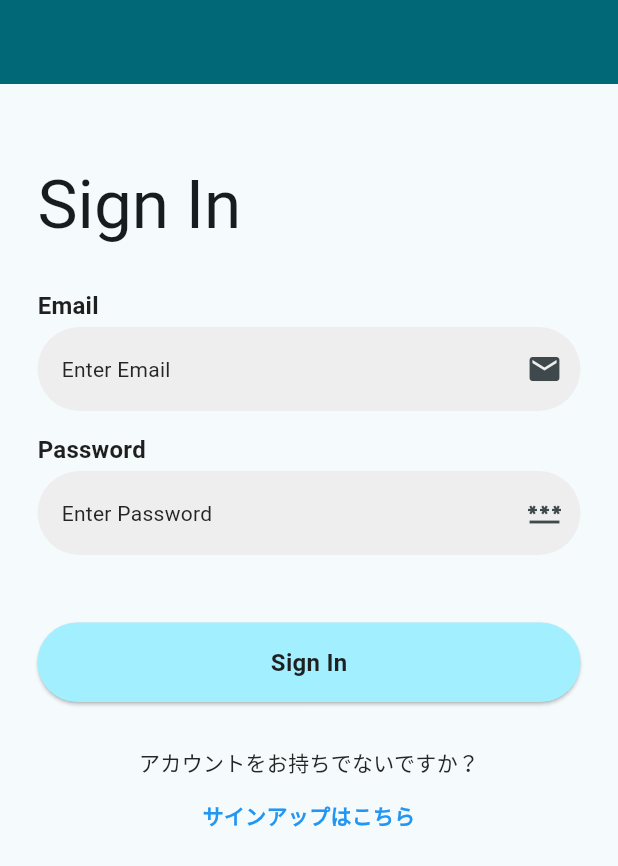
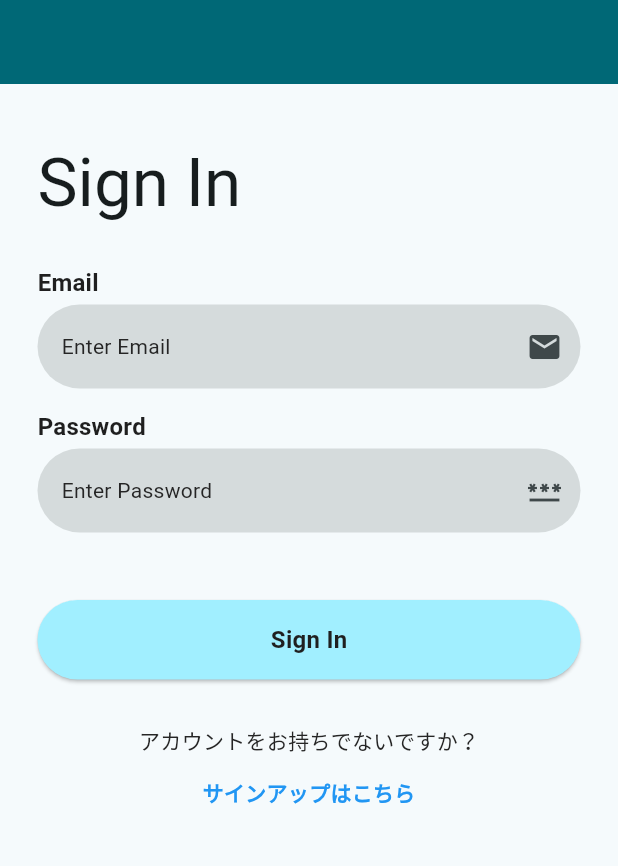
Before and after one commit to HamadaStudy/ez_vocab, a Flutter app: the screen it shows after launch, after a tap on "Sign In", after a tap on "サインアップはこちら", after a tap on "サインインはこちら", on a phone screen of 412 x 824 dp. Shown: the top 866 px of the screen. Run offline on Flutter 3.47's test engine with Material 3 defaults, Android fonts, the light colour scheme and no system bars; our stand-ins replace flutter_riverpod, go_router; Roboto replaces fonts that are missing (WorkSans).

Commit message:
view modelとの連携(デモ) #1

```diff
--- a/lib/features/auth/views/screens/sign_in_screen.dart
+++ b/lib/features/auth/views/screens/sign_in_screen.dart
@@ -1,16 +1,18 @@
 import 'package:ez_vocab/commons.dart';
+import 'package:ez_vocab/features/auth/view_models/sign_in_view_model.dart';
+import 'package:flutter_riverpod/flutter_riverpod.dart';
 import 'package:go_router/go_router.dart';
 import '../widgets/auth_custom_text_field.dart';
 import '../widgets/auth_custom_button.dart';
 
-class SignInScreen extends StatefulWidget {
+class SignInScreen extends ConsumerStatefulWidget {
   const SignInScreen({super.key});
 
   @override
-  State<SignInScreen> createState() => _SignInScreenState();
+  ConsumerState<SignInScreen> createState() => _SignInScreenState();
 }
 
-class _SignInScreenState extends State<SignInScreen> {
+class _SignInScreenState extends ConsumerState<SignInScreen> {
   final TextEditingController _emailController = TextEditingController();
   final TextEditingController _passwordController = TextEditingController();
   final TextEditingController _usernameController = TextEditingController();
@@ -37,19 +39,26 @@ class _SignInScreenState extends State<SignInScreen> {
 
   @override
   Widget build(BuildContext context) {
+    final state = ref.watch(signInViewModelProvider);
+    final viewModel = ref.watch(signInViewModelProvider.notifier);
+
     return Scaffold(
-      backgroundColor: Theme.of(context).colorScheme.surface,
-      appBar: AppBar(backgroundColor: Theme.of(context).colorScheme.primary),
-      body: Padding(
+      appBar: AppBar(),
+      body: state.when(
+        data: (_) {
+          return Padding(
             padding: kPadd25,
             child: Form(
               key: _formKey,
               child: Column(
                 crossAxisAlignment: CrossAxisAlignment.start,
                 children: <Widget>[
-              kGap30,
+                  kGap15,
 
-              Text('Sign In', style: Theme.of(context).textTheme.displayMedium),
+                  Text(
+                    'Sign In',
+                    style: Theme.of(context).textTheme.displayMedium,
+                  ),
                   kGap30,
 
                   // メールアドレス入力フォーム
@@ -65,7 +74,10 @@ class _SignInScreenState extends State<SignInScreen> {
                   kGap15,
 
                   // パスワード入力フォーム
-              Text('Password', style: Theme.of(context).textTheme.titleLarge),
+                  Text(
+                    'Password',
+                    style: Theme.of(context).textTheme.titleLarge,
+                  ),
                   kGap5,
                   AuthCustomTextField(
                     controller: _passwordController,
@@ -84,6 +96,7 @@ class _SignInScreenState extends State<SignInScreen> {
                         ScaffoldMessenger.of(context).showSnackBar(
                           const SnackBar(content: Text('Processing Data')),
                         );
+                        viewModel.signIn();
                       }
                     },
                   ),
@@ -93,6 +106,10 @@ class _SignInScreenState extends State<SignInScreen> {
                 ],
               ),
             ),
+          );
+        },
+        error: (e, st) => Container(),
+        loading: () => Center(child: CircularProgressIndicator()),
       ),
     );
   }
--- a/lib/features/auth/views/screens/sign_up_screen.dart
+++ b/lib/features/auth/views/screens/sign_up_screen.dart
@@ -30,8 +30,7 @@ class _SignUpScreenState extends State<SignUpScreen> {
   @override
   Widget build(BuildContext context) {
     return Scaffold(
-      backgroundColor: Theme.of(context).colorScheme.surface,
-      appBar: AppBar(backgroundColor: Theme.of(context).colorScheme.primary),
+      appBar: AppBar(),
       body: Padding(
         padding: kPadd25,
         child: Form(
@@ -39,7 +38,7 @@ class _SignUpScreenState extends State<SignUpScreen> {
           child: Column(
             crossAxisAlignment: CrossAxisAlignment.start,
             children: <Widget>[
-              kGap30,
+              kGap15,
 
               Text('Sign Up', style: Theme.of(context).textTheme.displayMedium),
               kGap30,
@@ -77,7 +76,7 @@ class _SignUpScreenState extends State<SignUpScreen> {
                 suffixIcon: Icon(Icons.password),
                 validator: FormValidators.passwordValidator,
               ),
-              kGap30,
+              kGap15,
 
               // パスワード再入力フォーム
               Text(
--- a/lib/styles/colors.dart
+++ b/lib/styles/colors.dart
@@ -28,3 +28,8 @@ class MyColors {
   static const yellowDark = Color(0xffF7B02B);
   static const blueIce = Color(0xff85d4e0);
 }
+
+final ColorScheme myColorScheme = ColorScheme.fromSeed(
+  seedColor: Colors.cyan,
+  brightness: Brightness.light,
+);
--- a/lib/styles/themes.dart
+++ b/lib/styles/themes.dart
@@ -2,20 +2,19 @@ import 'package:ez_vocab/commons.dart';
 
 ThemeData get lightTheme {
   return ThemeData(
-    colorScheme: ColorScheme.fromSeed(
-      seedColor: Colors.cyan,
-      brightness: Brightness.light,
-    ),
+    colorScheme: myColorScheme,
     textTheme: MyStyles.textTheme,
     inputDecorationTheme: InputDecorationTheme(
       filled: true,
-      fillColor: Colors.grey.shade200,
+      fillColor: myColorScheme.surfaceDim,
       hintStyle: MyStyles.body2,
       border: OutlineInputBorder(
         borderRadius: kRadius30,
         borderSide: BorderSide.none,
       ),
     ),
+    scaffoldBackgroundColor: myColorScheme.surface,
+    appBarTheme: AppBarTheme(backgroundColor: myColorScheme.primary),
   );
 }
 
```
Also changed, not shown: lib/features/auth/view_models/sign_in_view_model.dart (+15 -11 lines). Lines whose indentation alone changed are shown as unchanged.
